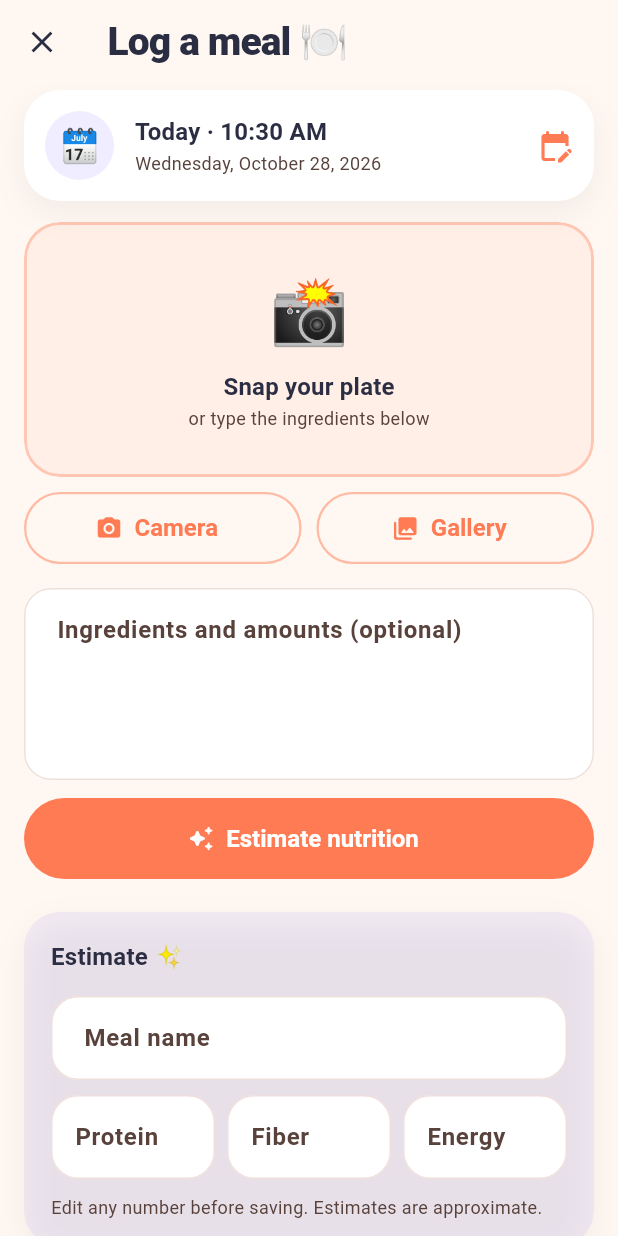
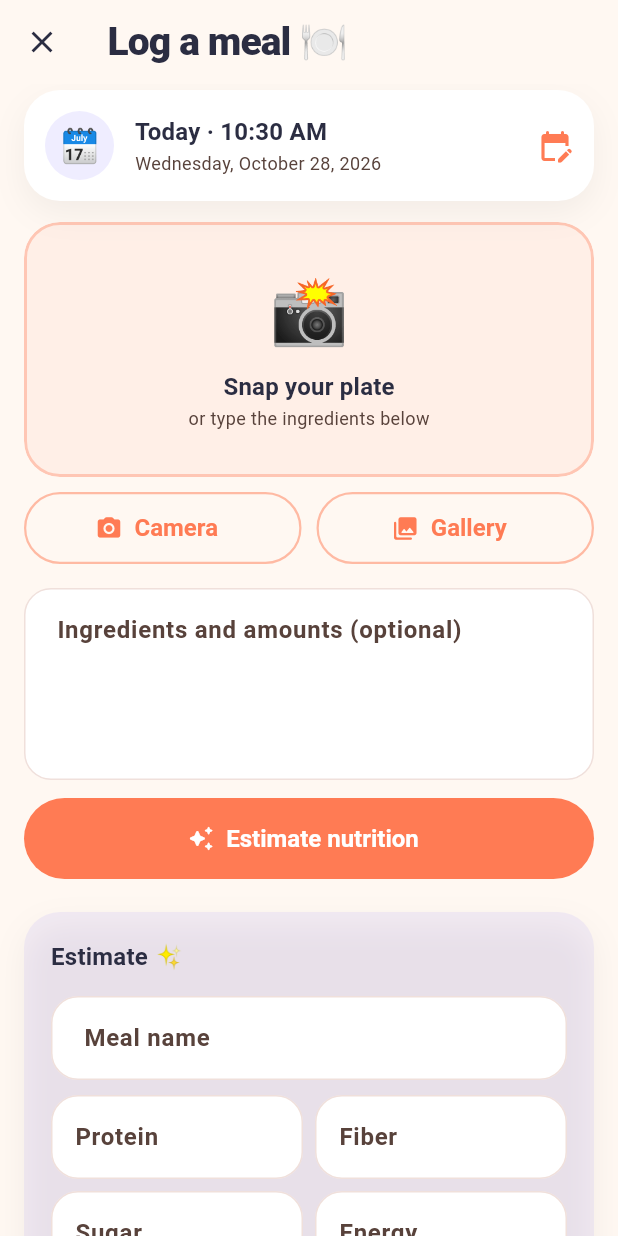
Before and after one commit to raycasan/glpals, a Flutter app: the FoodScreen screen opened directly, after a tap on "Log meal", on a phone screen of 412 x 824 dp. Run offline on Flutter 3.47's test engine with Material 3 defaults, Android fonts, the phone set to English and light mode, and no system bars; our stand-ins replace fl_chart, flutter_local_notifications, flutter_secure_storage, google_sign_in, image_picker, sqflite and 1 more; missing offline and left inert: home_widget; accounts and stored records are empty; statements that could not run were skipped.

Commit message:
Estimate sugar alongside protein, fiber and calories
Meal estimates now return total sugars (natural and added) in grams. The prompt names the usual Filipino sources: kakanin, sweetened coffee and drinks, banana ketchup, tocino, longganisa, hamonado. The editor gains a Sugar field (fields laid out two by two to fit a phone), the Meals tab a sugar ring, meal tiles and calendar days a sugar pill, and lock-screen meal replies and the buddy's context carry it too.

Schema v7 adds meals.sugar_g with no default. NULL means never estimated, not zero, so a meal logged before this change does not read as sugar-free; totals sum only known values and the UI hides the pill instead of showing 0. Sugar is a tracked number with no goal, like energy without a calorie target: a limit is a prescriber's call, and the buddy is told never to push restriction.

Co-Authored-By: Claude Opus 5.5 <noreply@anthropic.com>

```diff
--- a/lib/ai_service.dart
+++ b/lib/ai_service.dart
@@ -240,7 +240,9 @@ Keep answers short: this is read on a phone. Use plain sentences, no headers. Li
     for (final m in meals) {
       b.writeln(
           '  ${DateFormat('MMM d HH:mm').format(m.eatenAt)} ${m.description}: '
-          '${m.proteinG}g protein, ${m.fiberG}g fiber, ~${m.calories} kcal');
+          '${m.proteinG}g protein, ${m.fiberG}g fiber'
+          '${m.sugarG == null ? '' : ', ${m.sugarG}g sugar'}, '
+          '~${m.calories} kcal');
     }
     return b.toString();
   }
@@ -383,13 +385,14 @@ Keep answers short: this is read on a phone. Use plain sentences, no headers. Li
 
   static const _mealPrompt = '''
 You estimate the nutrition of one meal for a personal food log. Return ONLY a JSON object, no prose, no markdown fences:
-{"description": "short name of the meal", "protein_g": int, "fiber_g": int, "calories": int, "confidence": "low"|"medium"|"high", "note": "one short sentence on what drove the estimate"}
+{"description": "short name of the meal", "protein_g": int, "fiber_g": int, "sugar_g": int, "calories": int, "confidence": "low"|"medium"|"high", "note": "one short sentence on what drove the estimate"}
 
 Rules:
 - If the user lists ingredients with amounts, treat those as ground truth and compute from them; use the photo only to fill gaps (cooking method, items they did not list). Confidence should then be high.
 - If ingredients are listed without amounts, use the photo to judge portions. Confidence medium.
 - If only a photo is given, estimate a typical single serving as plated. Confidence low or medium.
 - Assume Filipino home cooking and portions when the food looks like it (rice, ulam, sinigang, adobo, pancit, etc.).
+- sugar_g is total sugars, natural and added together: fruit, milk, rice cakes and kakanin, sweetened drinks and coffee, desserts, and sweet sauces and marinades (banana ketchup, tocino, longganisa, hamonado). Include a drink if one is shown or listed.
 - Round to whole numbers. Never return ranges.
 ''';
 
@@ -399,6 +402,7 @@ Rules:
       'description': {'type': 'STRING'},
       'protein_g': {'type': 'INTEGER'},
       'fiber_g': {'type': 'INTEGER'},
+      'sugar_g': {'type': 'INTEGER'},
       'calories': {'type': 'INTEGER'},
       'confidence': {
         'type': 'STRING',
@@ -410,6 +414,7 @@ Rules:
       'description',
       'protein_g',
       'fiber_g',
+      'sugar_g',
       'calories',
       'confidence',
       'note'
--- a/lib/db.dart
+++ b/lib/db.dart
@@ -223,6 +223,12 @@ class Meal {
   final String ingredients; // user-typed, optional
   final int proteinG;
   final int fiberG;
+
+  /// Total sugars in grams, natural and added together. Null means "never
+  /// estimated", not "none": meals logged before sugar was tracked, or typed
+  /// in by hand with the field left blank. Kept apart from 0 so an old meal
+  /// does not read as sugar-free, and totals count only meals that have it.
+  final int? sugarG;
   final int calories;
   final String confidence; // low / medium / high
   final String? photoPath;
@@ -233,6 +239,7 @@ class Meal {
     this.ingredients = '',
     required this.proteinG,
     required this.fiberG,
+    this.sugarG,
     required this.calories,
     this.confidence = 'medium',
     this.photoPath,
@@ -245,6 +252,7 @@ class Meal {
         'ingredients': ingredients,
         'protein_g': proteinG,
         'fiber_g': fiberG,
+        'sugar_g': sugarG,
         'calories': calories,
         'confidence': confidence,
         'photo_path': photoPath,
@@ -256,6 +264,7 @@ class Meal {
         ingredients: (m['ingredients'] as String?) ?? '',
         proteinG: (m['protein_g'] as int?) ?? 0,
         fiberG: (m['fiber_g'] as int?) ?? 0,
+        sugarG: m['sugar_g'] as int?,
         calories: (m['calories'] as int?) ?? 0,
         confidence: (m['confidence'] as String?) ?? 'medium',
         photoPath: m['photo_path'] as String?,
@@ -272,7 +281,7 @@ class AppDb {
     final dir = await getDatabasesPath();
     _db = await openDatabase(
       join(dir, 'glp_buddy.db'),
-      version: 6,
+      version: 7,
       onUpgrade: (d, old, _) async {
         if (old < 2) await d.execute(_mealsSql);
         if (old < 3) await d.execute(_settingsSql);
@@ -282,6 +291,9 @@ class AppDb {
         }
         if (old < 5) await d.execute(_doseSkipsSql);
         if (old < 6) await d.execute(_notifLogSql);
+        // No default on purpose: existing meals get NULL, which Meal reads as
+        // "sugar never estimated" rather than claiming they had none.
+        if (old < 7) await _addColumn(d, 'meals', 'sugar_g', 'INTEGER');
       },
       onCreate: (d, _) async {
         await d.execute('''
@@ -417,6 +429,7 @@ class AppDb {
       ingredients TEXT,
       protein_g INTEGER DEFAULT 0,
       fiber_g INTEGER DEFAULT 0,
+      sugar_g INTEGER,
       calories INTEGER DEFAULT 0,
       confidence TEXT,
       photo_path TEXT
--- a/lib/notification_actions.dart
+++ b/lib/notification_actions.dart
@@ -104,6 +104,7 @@ class NotificationActions {
         MealSlot.all.where((m) => m.id == slot).map((m) => m.label).firstOrNull;
     var description = slotLabel == null ? text : '$slotLabel: $text';
     var protein = 0, fiber = 0, calories = 0;
+    int? sugar; // unknown unless the estimate comes back
     var confidence = 'manual';
     final hasKey = (await AiService.getKey() ?? '').isNotEmpty;
     if (hasKey) {
@@ -116,6 +117,7 @@ class NotificationActions {
         description = r['description']?.toString() ?? description;
         protein = (r['protein_g'] as num?)?.toInt() ?? 0;
         fiber = (r['fiber_g'] as num?)?.toInt() ?? 0;
+        sugar = (r['sugar_g'] as num?)?.toInt();
         calories = (r['calories'] as num?)?.toInt() ?? 0;
         confidence = r['confidence']?.toString() ?? 'low';
       } catch (_) {
@@ -128,6 +130,7 @@ class NotificationActions {
       ingredients: text,
       proteinG: protein,
       fiberG: fiber,
+      sugarG: sugar,
       calories: calories,
       confidence: confidence,
       photoPath: null,
--- a/lib/screens/food_screen.dart
+++ b/lib/screens/food_screen.dart
@@ -58,6 +58,7 @@ class FoodScreenState extends State<FoodScreen> {
         .toList();
     final protein = todayMeals.fold<int>(0, (a, m) => a + m.proteinG);
     final fiber = todayMeals.fold<int>(0, (a, m) => a + m.fiberG);
+    final sugar = todayMeals.fold<int>(0, (a, m) => a + (m.sugarG ?? 0));
     final calories = todayMeals.fold<int>(0, (a, m) => a + m.calories);
 
     return Scaffold(
@@ -91,6 +92,16 @@ class FoodScreenState extends State<FoodScreen> {
                       label: 'Fiber',
                       color: Palette.peach,
                       emoji: '🌾'),
+                  // Goal 0 draws it as a plain tracked number, like energy with
+                  // no calorie target: a sugar limit is a prescriber's call,
+                  // and the buddy is told never to push restriction.
+                  _RingStat(
+                      value: sugar,
+                      goal: 0,
+                      unit: 'g',
+                      label: 'Sugar',
+                      color: Palette.sunshine,
+                      emoji: '🍬'),
                   _RingStat(
                       value: calories,
                       goal: Goals.caloriesKcal,
@@ -161,7 +172,7 @@ class FoodScreenState extends State<FoodScreen> {
                   emoji: '📸',
                   title: 'No meals yet',
                   body:
-                      'Snap a photo of your plate or type what you ate. I will estimate protein, fiber and calories.',
+                      'Snap a photo of your plate or type what you ate. I will estimate protein, fiber, sugar and calories.',
                 ),
               )
             else
--- a/lib/screens/meal_editor.dart
+++ b/lib/screens/meal_editor.dart
@@ -37,6 +37,7 @@ class _MealEditorPageState extends State<MealEditorPage> {
   final _desc = TextEditingController();
   final _protein = TextEditingController();
   final _fiber = TextEditingController();
+  final _sugar = TextEditingController();
   final _cal = TextEditingController();
   String _confidence = '';
   String _note = '';
@@ -56,6 +57,8 @@ class _MealEditorPageState extends State<MealEditorPage> {
       _desc.text = m.description;
       _protein.text = '${m.proteinG}';
       _fiber.text = '${m.fiberG}';
+      // Blank, not 0, for a meal logged before sugar was tracked.
+      _sugar.text = m.sugarG?.toString() ?? '';
       _cal.text = '${m.calories}';
       _confidence = m.confidence;
     } else {
@@ -74,6 +77,7 @@ class _MealEditorPageState extends State<MealEditorPage> {
     _desc.dispose();
     _protein.dispose();
     _fiber.dispose();
+    _sugar.dispose();
     _cal.dispose();
     super.dispose();
   }
@@ -134,6 +138,7 @@ class _MealEditorPageState extends State<MealEditorPage> {
         _desc.text = r['description']?.toString() ?? 'Meal';
         _protein.text = '${r['protein_g'] ?? 0}';
         _fiber.text = '${r['fiber_g'] ?? 0}';
+        _sugar.text = '${r['sugar_g'] ?? ''}';
         _cal.text = '${r['calories'] ?? 0}';
         _confidence = r['confidence']?.toString() ?? '';
         _note = r['note']?.toString() ?? '';
@@ -160,6 +165,8 @@ class _MealEditorPageState extends State<MealEditorPage> {
       ingredients: _ingredients.text.trim(),
       proteinG: int.tryParse(_protein.text) ?? 0,
       fiberG: int.tryParse(_fiber.text) ?? 0,
+      // Left blank stays unknown rather than becoming a claim of zero.
+      sugarG: int.tryParse(_sugar.text.trim()),
       calories: int.tryParse(_cal.text) ?? 0,
       confidence: _confidence.isEmpty ? 'manual' : _confidence,
       photoPath: path,
@@ -379,11 +386,19 @@ class _MealEditorPageState extends State<MealEditorPage> {
                       labelText: 'Meal name', alignLabelWithHint: true),
                 ),
                 const SizedBox(height: 10),
+                // Two by two: four number fields side by side do not fit a
+                // phone's width with their units showing.
                 Row(
                   children: [
                     Expanded(child: _num(_protein, 'Protein', 'g')),
                     const SizedBox(width: 8),
                     Expanded(child: _num(_fiber, 'Fiber', 'g')),
+                  ],
+                ),
+                const SizedBox(height: 8),
+                Row(
+                  children: [
+                    Expanded(child: _num(_sugar, 'Sugar', 'g')),
                     const SizedBox(width: 8),
                     Expanded(child: _num(_cal, 'Energy', 'kcal')),
                   ],
```
Also changed, not shown: lib/screens/calendar_screen.dart (+15 -0 lines), 2 other files.
